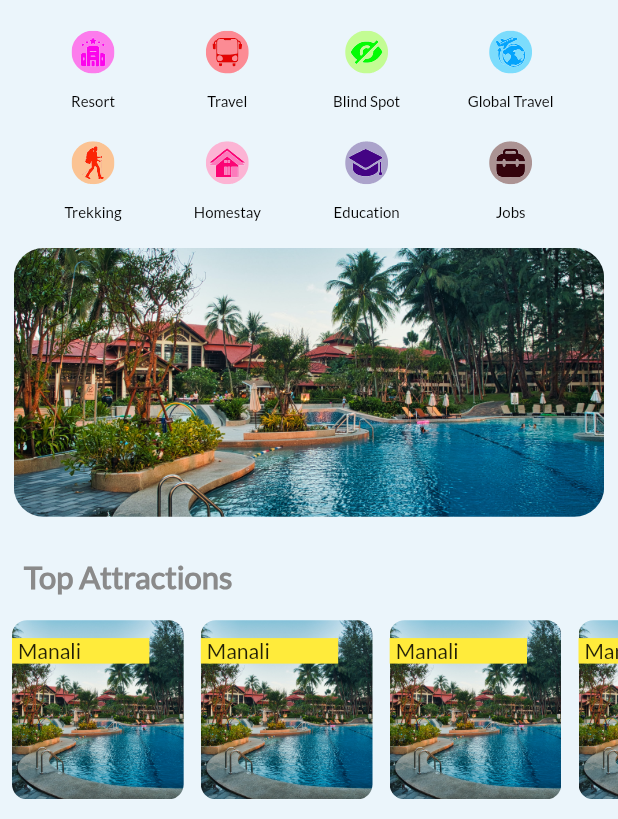
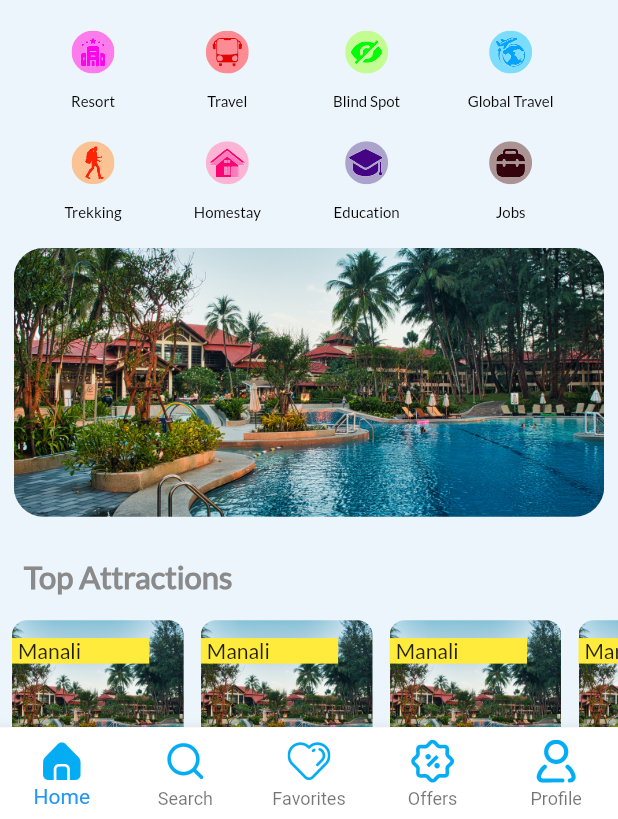
Before and after one commit to qadher/Trif_Project, a Flutter app: the screen it shows after launch, on a phone screen of 412 x 824 dp, the part 417-1236 px from its top. Run offline on Flutter 3.47's test engine with Material 2 defaults, Android fonts, the light colour scheme and no system bars; our stand-ins replace carousel_slider, flutter_screenutil, flutter_svg.

Commit message:
bottom navigation completed

```diff
--- /dev/null
+++ b/lib/bottom_navigation/bottomnavigation.dart
@@ -0,0 +1,45 @@
+import 'package:flutter/material.dart';
+import 'package:flutter_screenutil/flutter_screenutil.dart';
+import 'package:flutter_svg/svg.dart';
+import 'package:trip_calicut/bottom_navigation/tab_item.dart';
+
+class BottomNavigation extends StatelessWidget {
+  const BottomNavigation(
+      {Key? key, required this.currentTab, required this.onSelectTab})
+      : super(key: key);
+  final TabItem currentTab;
+  final ValueChanged<TabItem> onSelectTab;
+  @override
+  Widget build(BuildContext context) {
+    return BottomNavigationBar(
+      backgroundColor: Colors.white,
+      type: BottomNavigationBarType.fixed,
+      items: [
+        _buildItem(tabItem: TabItem.home),
+        _buildItem(tabItem: TabItem.search),
+        _buildItem(tabItem: TabItem.favorite),
+        _buildItem(tabItem: TabItem.offer),
+        _buildItem(tabItem: TabItem.profile),
+      ],
+      onTap: (index) => onSelectTab(
+        TabItem.values[index],
+      ),
+      currentIndex: currentTab.index,
+      // selectedItemColor: activeTabColor[currentTab]!,
+    );
+  }
+
+  BottomNavigationBarItem _buildItem({TabItem? tabItem}) {
+    String? icon = tabIcon[tabItem];
+
+    return BottomNavigationBarItem(
+      icon: SvgPicture.asset(
+        tabIcon[tabItem]!,
+        height: 26.h,
+        width: 25.w,
+        // color: Colors.grey,
+      ),
+      label: tabName[tabItem],
+    );
+  }
+}
--- /dev/null
+++ b/lib/bottom_navigation/navigation.dart
@@ -0,0 +1,79 @@
+import 'package:flutter/material.dart';
+import 'package:trip_calicut/bottom_navigation/bottomnavigation.dart';
+import 'package:trip_calicut/bottom_navigation/tab_item.dart';
+import 'package:trip_calicut/bottom_navigation/tab_navigator.dart';
+
+
+class App extends StatefulWidget {
+  const App({ Key? key }) : super(key: key);
+
+  @override
+  State<App> createState() => _AppState();
+}
+
+class _AppState extends State<App> {
+
+    var _currentTab = TabItem.home;
+  final _navigatorKeys = {
+    TabItem.home: GlobalKey<NavigatorState>(),
+    TabItem.search: GlobalKey<NavigatorState>(),
+    TabItem.favorite: GlobalKey<NavigatorState>(),
+    TabItem.offer: GlobalKey<NavigatorState>(),
+    TabItem.profile: GlobalKey<NavigatorState>(),
+  };
+
+  void _selectTab(TabItem tabItem) {
+    if (tabItem == _currentTab) {
+      // pop to first route
+      _navigatorKeys[tabItem]!.currentState!.popUntil((route) => route.isFirst);
+    } else {
+      setState(() => _currentTab = tabItem);
+    }
+  }
+
+  @override
+  Widget build(BuildContext context) {
+    return WillPopScope(
+      onWillPop: () async {
+        final isFirstRouteInCurrentTab =
+            !await _navigatorKeys[_currentTab]!.currentState!.maybePop();
+        if (isFirstRouteInCurrentTab) {
+          // if not on the 'main' tab
+          if (_currentTab != TabItem.home) {
+            // select 'main' tab
+            _selectTab(TabItem.home);
+            // back button handled by app
+            return false;
+          }
+        }
+        // let system handle back button if we're on the first route
+        return isFirstRouteInCurrentTab;
+      },
+      child: Scaffold(
+
+        body: Stack(
+          children: <Widget>[
+            _buildOffstageNavigator(TabItem.home),
+            _buildOffstageNavigator(TabItem.search),
+            _buildOffstageNavigator(TabItem.favorite),
+            _buildOffstageNavigator(TabItem.offer),
+            _buildOffstageNavigator(TabItem.profile),
+          ],
+        ),
+         bottomNavigationBar: BottomNavigation(
+            currentTab: _currentTab,
+            onSelectTab: _selectTab,
+          ),
+      ),
+    );
+  }
+   Widget _buildOffstageNavigator(TabItem tabItem) {
+    return Offstage(
+      offstage: _currentTab != tabItem,
+      child: TabNavigator(
+        navigatorKey: _navigatorKeys[tabItem],
+        tabItem: tabItem,
+      ),
+    );
+  }
+}
--- /dev/null
+++ b/lib/bottom_navigation/tab_item.dart
@@ -0,0 +1,34 @@
+import 'package:flutter/material.dart';
+import 'package:flutter_svg/flutter_svg.dart';
+import 'package:trip_calicut/screens/home/homescreen.dart';
+
+enum TabItem { home, search, favorite, offer, profile }
+
+Map<TabItem, String> tabName = {
+  TabItem.home: 'Home',
+  TabItem.search: 'Search',
+  TabItem.favorite: 'Favorites',
+  TabItem.offer: 'Offers',
+  TabItem.profile: 'Profile',
+};
+// Map<TabItem, SvgPicture> tabIcon = {
+//   TabItem.home: SvgPicture.asset('assets/bottom_icons/home color.svg'),
+//   TabItem.search: SvgPicture.asset('assets/bottom_icons/search vector.svg'),
+//   TabItem.favorite: SvgPicture.asset('assets/bottom_icons/heart color.svg'),
+//   TabItem.offer: SvgPicture.asset('assets/bottom_icons/discount color.svg'),
+//   TabItem.profile: SvgPicture.asset('assets/bottom_icons/user color.svg'),
+// };
+Map<TabItem, String> tabIcon = {
+  TabItem.home: 'assets/bottom_icons/home color.svg',
+  TabItem.search: 'assets/bottom_icons/search vector.svg',
+  TabItem.favorite: 'assets/bottom_icons/heart color.svg',
+  TabItem.offer: 'assets/bottom_icons/discount color.svg',
+  TabItem.profile: 'assets/bottom_icons/user color.svg',
+};
+Map<TabItem, Widget> roots ={
+  TabItem.home: HomeScreen(),
+  TabItem.search: HomeScreen(),
+  TabItem.favorite: HomeScreen(),
+  TabItem.offer: HomeScreen(),
+  TabItem.profile: HomeScreen(),
+};
--- /dev/null
+++ b/lib/bottom_navigation/tab_navigator.dart
@@ -0,0 +1,57 @@
+import 'package:flutter/material.dart';
+import 'package:trip_calicut/bottom_navigation/tab_item.dart';
+
+
+class TabNavigatorRoutes {
+  static const String root = '/';
+  static const String detail = '/detail';
+}
+class TabNavigator extends StatelessWidget {
+  const TabNavigator({ Key? key,required this.navigatorKey, required this.tabItem }) : super(key: key);
+  final GlobalKey<NavigatorState>? navigatorKey;
+  final TabItem tabItem;
+
+   void _push(BuildContext context, {int materialIndex: 0}) {
+    var routeBuilders = _routeBuilders(context, materialIndex: materialIndex);
+
+    Navigator.push(
+      context,
+      MaterialPageRoute(
+        builder: (context) =>
+            routeBuilders[TabNavigatorRoutes.detail]!(context),
+      ),
+    );
+  }
+
+  Map<String, WidgetBuilder> _routeBuilders(BuildContext context,
+      {int materialIndex: 0}) {
+    return {
+      TabNavigatorRoutes.root: (context) => roots[tabItem]!,
+      // TabNavigatorRoutes.root: (context) => ColorsListPage(
+      //       color: activeTabColor[tabItem]!,
+      //       title: tabName[tabItem]!,
+      //       onPush: (materialIndex) =>
+      //           _push(context, materialIndex: materialIndex),
+      //     ),
+      // TabNavigatorRoutes.detail: (context) => ColorDetailsPage(
+      //       color: activeTabColor[tabItem]!,
+      //       title: tabName[tabItem]!,
+      //       materialIndex: materialIndex,
+      //     ),
+    };
+  }
+
+  @override
+  Widget build(BuildContext context) {
+    final routeBuilders = _routeBuilders(context);
+    return Navigator(
+      key: navigatorKey,
+      initialRoute: TabNavigatorRoutes.root,
+      onGenerateRoute: (routeSettings) {
+        return MaterialPageRoute(
+          builder: (context) => routeBuilders[routeSettings.name!]!(context),
+        );
+      },
+    );
+  }
+}
--- a/lib/main.dart
+++ b/lib/main.dart
@@ -1,5 +1,6 @@
 import 'package:flutter/material.dart';
 import 'package:flutter_screenutil/flutter_screenutil.dart';
+import 'package:trip_calicut/bottom_navigation/navigation.dart';
 import 'package:trip_calicut/screens/home/homescreen.dart';
 import 'package:trip_calicut/screens/homestay/homestayscreen.dart';
 import 'package:trip_calicut/screens/houseboat/houseboatscreen.dart';
@@ -30,7 +31,7 @@ class MyApp extends StatelessWidget {
           colorScheme: theme.colorScheme
               .copyWith(secondary: Colors.transparent, primary: Colors.blue),
         ),
-        home: HomeScreen(),
+        home: App(),
       ),
     );
   }
--- a/lib/screens/home/homescreen.dart
+++ b/lib/screens/home/homescreen.dart
@@ -372,6 +372,11 @@ class HomeScreen extends StatelessWidget {
                                         title: 'Trekking',
                                         onClick: () {},
                                       ),
+                                       Category(
+                                        image: 'assets/icons/tours.svg',
+                                        title: 'Tours',
+                                        onClick: () {},
+                                      ),
                                     ],
                                   ),
                                   SizedBox(
@@ -394,6 +399,11 @@ class HomeScreen extends StatelessWidget {
                                       Category(
                                         image: 'assets/icons/trekking.svg',
                                         title: 'Trekking',
+                                        onClick: () {},
+                                      ),
+                                      Category(
+                                        image: 'assets/icons/tours.svg',
+                                        title: 'Tours',
                                         onClick: () {},
                                       ),
                                     ],
--- a/pubspec.yaml
+++ b/pubspec.yaml
@@ -66,6 +66,7 @@ flutter:
     - assets/icons/
     - assets/trifswitches/
     - assets/images/
+    - assets/bottom_icons/
 
   # An image asset can refer to one or more resolution-specific "variants", see
   # https://flutter.dev/assets-and-images/#resolution-aware.
```
